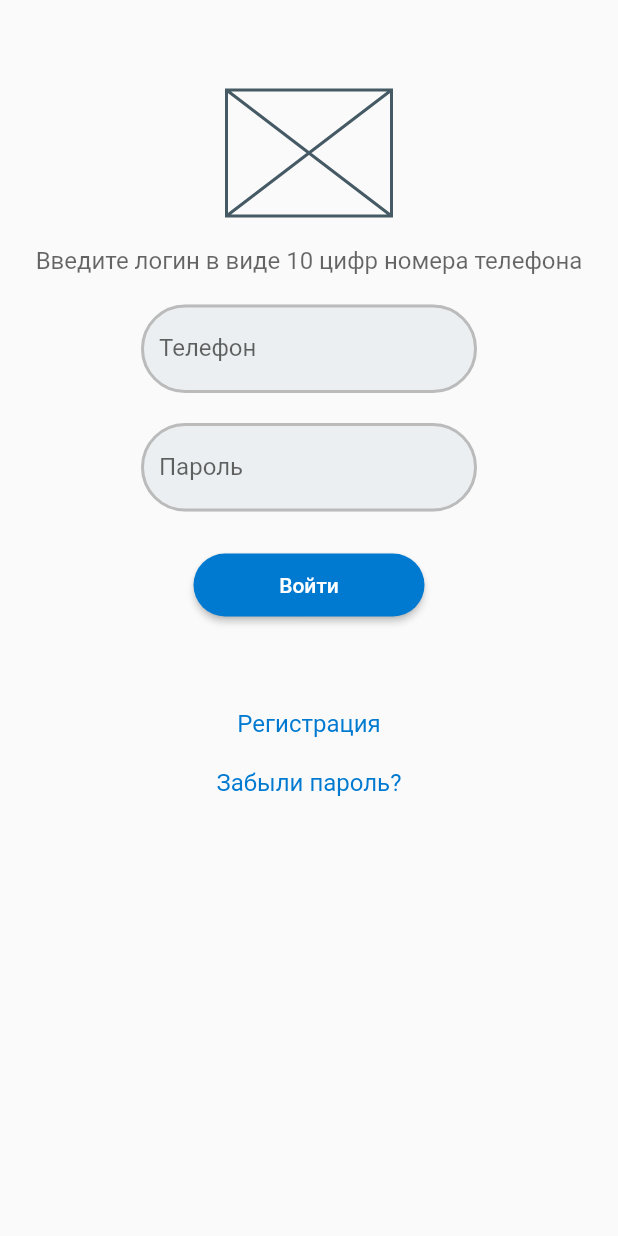
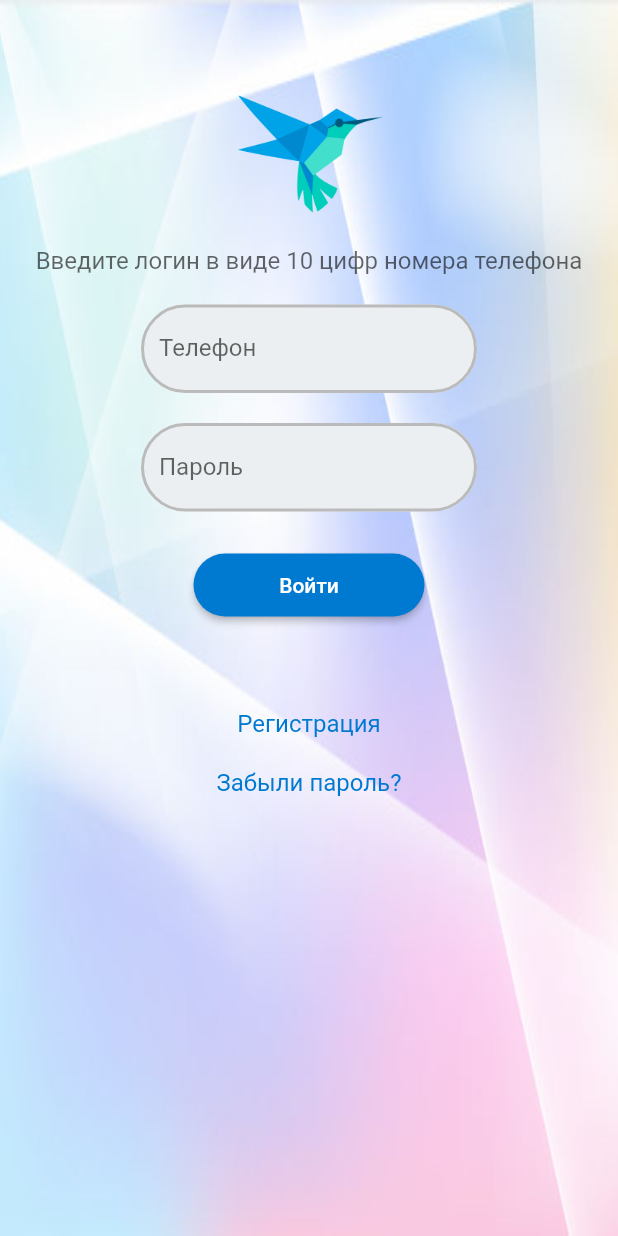
Before and after one commit to sfdrv19/page_auth, a Flutter app: the screen it shows after launch, on a phone screen of 412 x 824 dp. Run offline on Flutter 3.47's test engine with Material 2 defaults, Android fonts, the phone set to English and light mode, and no system bars.

Commit message:
+ рисунок и фон

```diff
--- a/lib/main.dart
+++ b/lib/main.dart
@@ -21,13 +21,20 @@ class MyApp extends StatelessWidget {
     return MaterialApp(
       home: Scaffold(
           body: Container(
+            decoration: BoxDecoration(
+              image: DecorationImage(
+                image: AssetImage('assets/bg.jpg'),
+                fit: BoxFit.fill,
+              )
+            ),
             width: double.infinity,
             child: Column(children:  [
               SizedBox(height: 60,),
-              SizedBox(width:110, height: 84, child: Placeholder(),),
+              SizedBox(width:110, height: 84, child: Image(image: AssetImage('assets/dart-logo.png'),),),
               SizedBox(height: 20,),
               Text('Введите логин в виде 10 цифр номера телефона',
-              style: TextStyle(fontSize: 16, color: Color.fromRGBO(0, 0, 0, 0.6)),),
+              style: TextStyle(fontSize: 16, color: Color.fromRGBO(0, 0, 0, 0.6)),
+              textAlign: TextAlign.center,),
               SizedBox(height: 20,),
               const SizedBox(width: 224,
                 child: TextField(
--- a/pubspec.yaml
+++ b/pubspec.yaml
@@ -57,6 +57,8 @@ flutter:
   # the material Icons class.
   uses-material-design: true
 
+  assets:
+    - assets/
   # To add assets to your application, add an assets section, like this:
   # assets:
   #   - images/a_dot_burr.jpeg
```
Also changed, not shown: assets/bg.jpg (added), assets/dart-logo.png (added).
